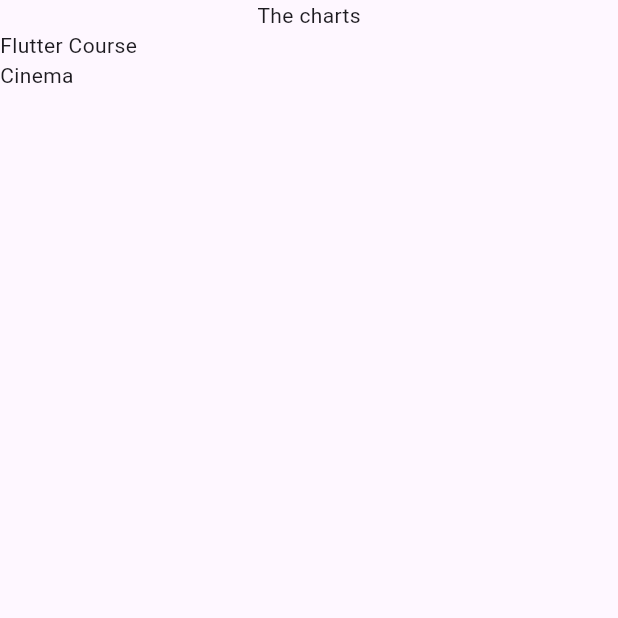
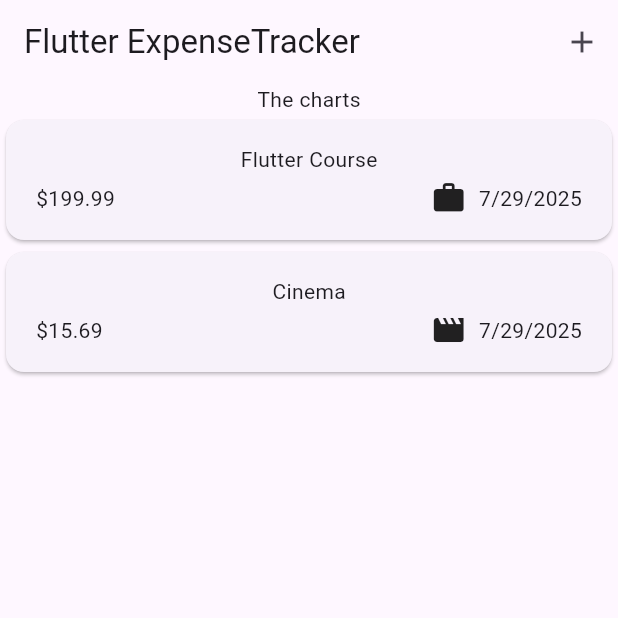
Before and after one commit to Elineu09/expense_tracker, a Flutter app: the screen it shows after launch, on a phone screen of 412 x 824 dp, the top half of it. Run offline on Flutter 3.47's test engine with Material 3 defaults, Android fonts, the phone set to English and light mode, and no system bars.

```diff
--- a/lib/models/expense.dart
+++ b/lib/models/expense.dart
@@ -1,8 +1,18 @@
+import 'package:flutter/material.dart';
 import 'package:uuid/uuid.dart';
+import 'package:intl/intl.dart';
 
 const uuid = Uuid();
+final formatter = DateFormat.yMd();
 
 enum Category { food, travel, leisure, work }
+
+const Map<Category, IconData> categoryIcons = {
+  Category.food: Icons.lunch_dining,
+  Category.travel: Icons.flight_takeoff_rounded,
+  Category.leisure: Icons.movie_creation,
+  Category.work: Icons.work,
+};
 
 class Expense {
   Expense({
@@ -17,4 +27,9 @@ class Expense {
   final double amount;
   final DateTime date;
   final Category category;
+
+  // creating a getter for the formatted date
+  String get formattedDate {
+    return formatter.format(date);
+  }
 }
--- a/lib/widgets/expenses.dart
+++ b/lib/widgets/expenses.dart
@@ -2,6 +2,7 @@ import 'package:flutter/material.dart';
 
 import 'package:expense_tracker/widgets/expenses_list/expenses_list.dart';
 import 'package:expense_tracker/models/expense.dart';
+import 'package:expense_tracker/widgets/new_expense.dart';
 
 class Expenses extends StatefulWidget {
   const Expenses({super.key});
@@ -28,9 +29,25 @@ class _ExpensesState extends State<Expenses> {
     ),
   ];
 
+  void _openAddExpenseOverlay() {
+    showModalBottomSheet(
+      context: context,
+      builder: (ctx) => const NewExpense(),
+    );
+  }
+
   @override
-  Widget build(context) {
+  Widget build(BuildContext context) {
     return Scaffold(
+      appBar: AppBar(
+        title: const Text('Flutter ExpenseTracker'),
+        actions: [
+          IconButton(
+            onPressed: _openAddExpenseOverlay,
+            icon: const Icon(Icons.add),
+          ),
+        ],
+      ),
       body: Column(
         children: [
           const Text('The charts'),
--- a/lib/widgets/expenses_list/expense_item.dart
+++ b/lib/widgets/expenses_list/expense_item.dart
@@ -1,10 +1,39 @@
 import 'package:flutter/material.dart';
 
+import 'package:expense_tracker/models/expense.dart';
+
 class ExpenseItem extends StatelessWidget {
-  const ExpenseItem({super.key});
+  const ExpenseItem(this.expense, {super.key});
 
+  final Expense expense;
   @override
   Widget build(BuildContext context) {
-    return Text('');
+    return Card(
+      child: Padding(
+        padding: const EdgeInsets.symmetric(
+          horizontal: 20,
+          vertical: 16,
+        ),
+        child: Column(
+          children: [
+            Text(expense.title),
+            const SizedBox(height: 4),
+            Row(
+              children: [
+                Text('\$${expense.amount.toStringAsFixed(2)}'),
+                const Spacer(),
+                Row(
+                  children: [
+                    Icon(categoryIcons[expense.category]),
+                    const SizedBox(width: 8),
+                    Text(expense.formattedDate),
+                  ],
+                ),
+              ],
+            ),
+          ],
+        ),
+      ),
+    );
   }
 }
--- a/lib/widgets/expenses_list/expenses_list.dart
+++ b/lib/widgets/expenses_list/expenses_list.dart
@@ -1,5 +1,6 @@
 import 'package:flutter/material.dart';
 
+import 'package:expense_tracker/widgets/expenses_list/expense_item.dart';
 import 'package:expense_tracker/models/expense.dart';
 
 class ExpensesList extends StatelessWidget {
@@ -11,7 +12,7 @@ class ExpensesList extends StatelessWidget {
   Widget build(BuildContext context) {
     return ListView.builder(
       itemCount: expenses.length,
-      itemBuilder: (ctx, index) => Text(expenses[index].title),
+      itemBuilder: (ctx, index) => ExpenseItem(expenses[index]),
     );
   }
 }
--- a/pubspec.yaml
+++ b/pubspec.yaml
@@ -35,6 +35,7 @@ dependencies:
   # Use with the CupertinoIcons class for iOS style icons.
   cupertino_icons: ^1.0.8
   uuid: ^4.5.1
+  intl: ^0.20.2
 
 dev_dependencies:
   flutter_test:
```
Also changed, not shown: lib/widgets/new_expense.dart (added, +49 -0 lines).
